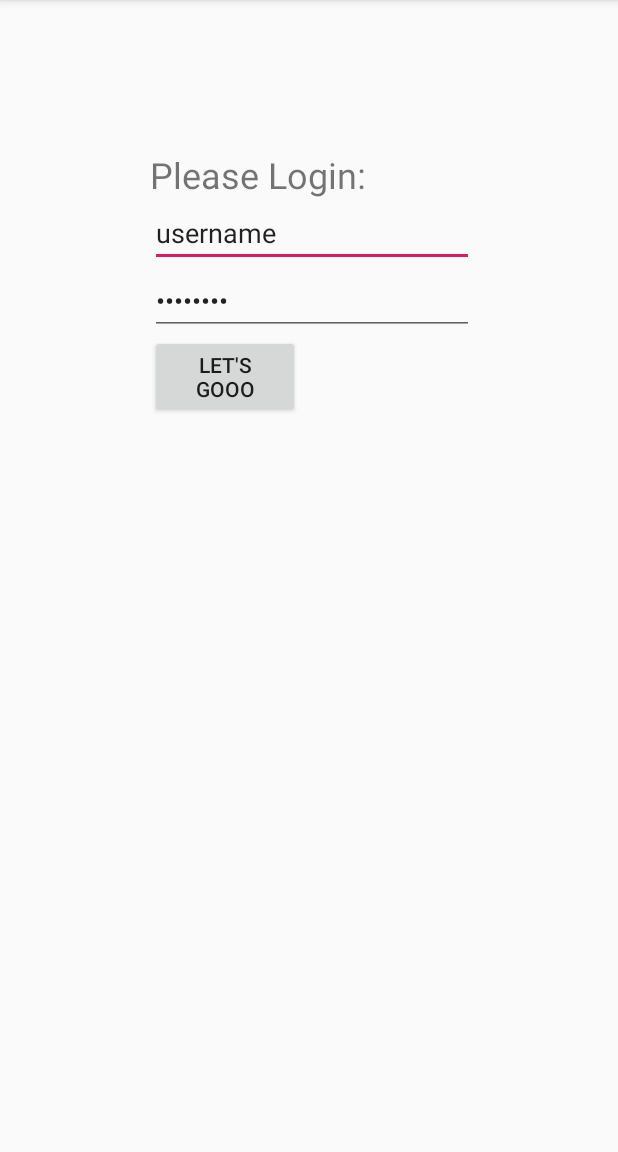
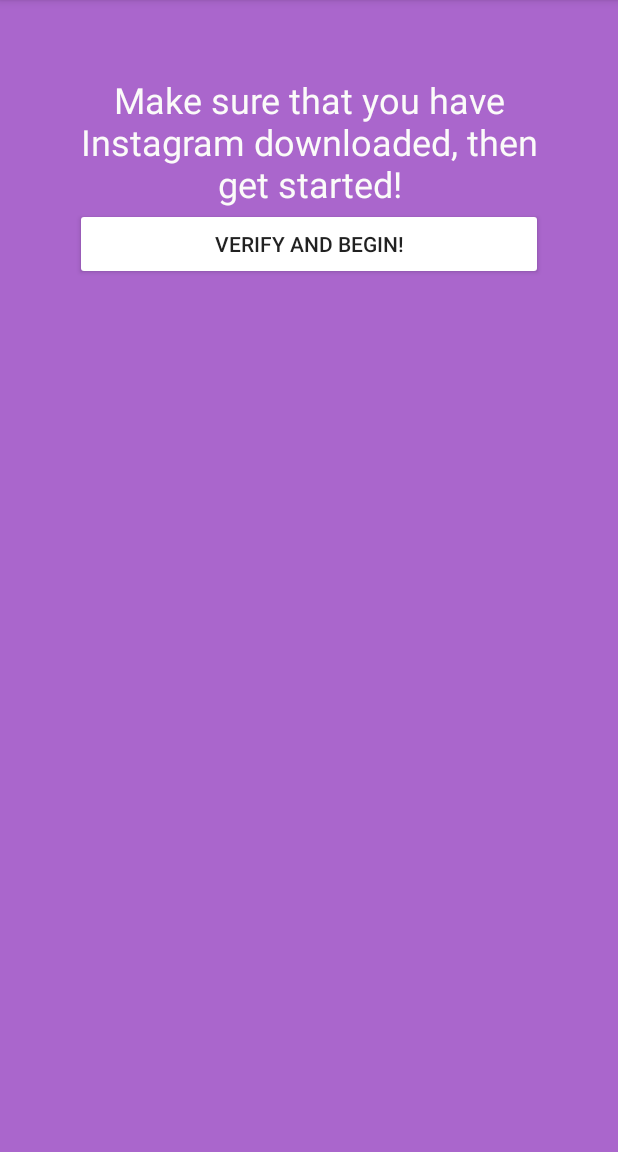
Before and after one commit to perryhealy/BaddieManager, an Android app: the screen it shows after launch (MainActivity), on a phone screen of 412 x 824 dp, the part 84-1236 px from its top. Run offline under Robolectric (Android 15) with nearby library versions, the phone set to English and light mode, and no system bars.

Commit message:
added some aesthetic

```diff
--- a/app/src/main/res/layout/activity_main.xml
+++ b/app/src/main/res/layout/activity_main.xml
@@ -4,40 +4,45 @@
     xmlns:tools="http://schemas.android.com/tools"
     android:layout_width="match_parent"
     android:layout_height="match_parent"
+    android:background="@android:color/holo_purple"
+    android:backgroundTint="@android:color/holo_purple"
     tools:context=".MainActivity">
 
     <LinearLayout
         android:layout_width="match_parent"
         android:layout_height="match_parent"
-        android:layout_margin="100dp"
+        android:layout_margin="50dp"
         android:orientation="vertical">
 
         <TextView
             android:layout_width="match_parent"
             android:layout_height="wrap_content"
-            android:text="Please Login:"
-            android:textSize="24dp"/>
+            android:text="Make sure that you have Instagram downloaded, then get started!"
+            android:textAlignment="center"
+            android:textColor="#fbfbf9"
+            android:textSize="24dp" />
 
-        <EditText
-            android:id="@+id/user"
-            android:layout_width="300dp"
-            android:layout_height="wrap_content"
-            android:inputType="text"
-            android:text="username" />
+        <!--<EditText-->
+        <!--android:id="@+id/user"-->
+        <!--android:layout_width="300dp"-->
+        <!--android:layout_height="wrap_content"-->
+        <!--android:inputType="text"-->
+        <!--android:text="username" />-->
 
-        <EditText
-            android:id="@+id/pass"
-            android:layout_width="300dp"
-            android:layout_height="wrap_content"
-            android:inputType="textPassword"
-            android:text="password" />
+        <!--<EditText-->
+        <!--android:id="@+id/pass"-->
+        <!--android:layout_width="300dp"-->
+        <!--android:layout_height="wrap_content"-->
+        <!--android:inputType="textPassword"-->
+        <!--android:text="password" />-->
 
         <Button
-            android:layout_width="100dp"
+            android:id="@+id/go"
+            android:layout_width="match_parent"
             android:layout_height="wrap_content"
-            android:text="Let's gooo"
-            android:id="@+id/go"
-            android:onClick="login"/>
+            android:backgroundTint="@android:color/white"
+            android:onClick="login"
+            android:text="Verify and Begin!" />
     </LinearLayout>
 
 </android.support.constraint.ConstraintLayout>
```
Also changed, not shown: app/src/main/res/layout/photo_capture.xml (+16 -12 lines), app/src/main/res/layout/post_page.xml (+19 -9 lines).
